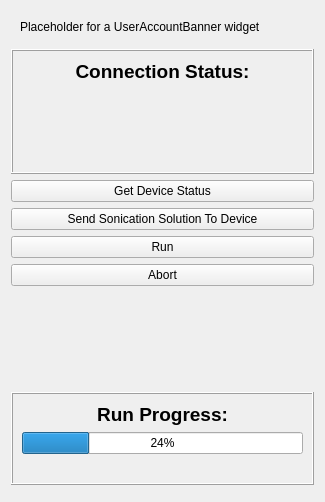
Old version of the form OpenLIFUSonicationControl/Resources/UI/OpenLIFUSonicationControl.ui in the repository OpenwaterHealth/SlicerOpenLIFU.
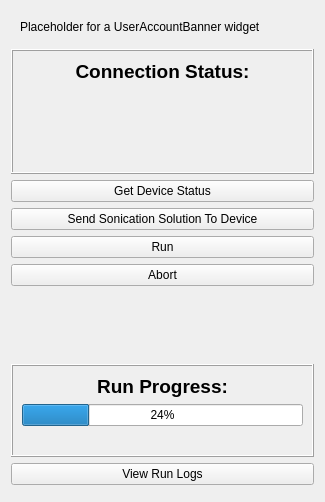
New version of the form. Custom widgets are drawn as their Qt base class.

```diff
--- a/OpenLIFUSonicationControl/Resources/UI/OpenLIFUSonicationControl.ui
+++ b/OpenLIFUSonicationControl/Resources/UI/OpenLIFUSonicationControl.ui
@@ -191,6 +191,16 @@
      </layout>
     </widget>
    </item>
+   <item>
+    <widget class="QPushButton" name="viewRunsPushButton">
+     <property name="toolTip">
+      <string>Browse, preview, and export run logs for the active session</string>
+     </property>
+     <property name="text">
+      <string>View Run Logs</string>
+     </property>
+    </widget>
+   </item>
    <item>
     <widget class="QWidget" name="workflowControlsPlaceholder" native="true">
      <property name="styleSheet">
```
